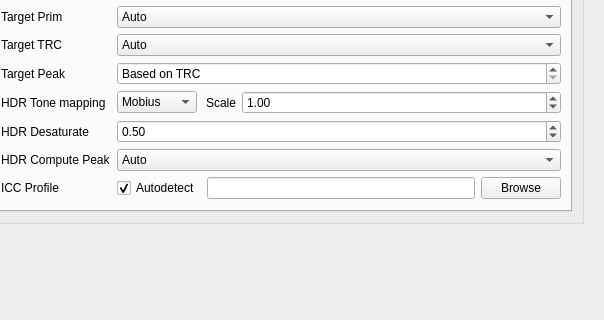
Qt form settingswindow.ui (mpc-qt/mpc-qt) before a commit; both pictures show x 292 to 896 and y 155 to 475 of the 896 by 705 pixel window.
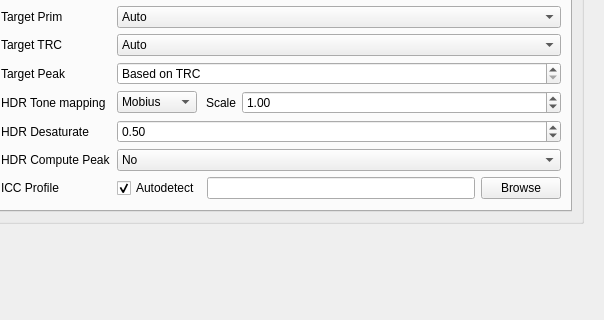
The same form after that commit. The open tabs and pages were chosen to show the change.

Commit message:
settingswindow: turn off hdr compute peak by default
If I had a nickel for every time I was mogged by hdr compute peak, I'd
have two nickels.  Which isn't a lot but it's weird that it happened
twice.

Fixes #22.

Diff of the .ui file:
```diff
--- a/settingswindow.ui
+++ b/settingswindow.ui
@@ -4444,6 +4444,9 @@
                   </item>
                   <item row="6" column="1">
                    <widget class="QComboBox" name="ccHdrCompute">
+                    <property name="currentIndex">
+                     <number>2</number>
+                    </property>
                     <item>
                      <property name="text">
                       <string>Auto</string>
```
Left out of the diff: 4 changed lines with no effect on the pictures.
